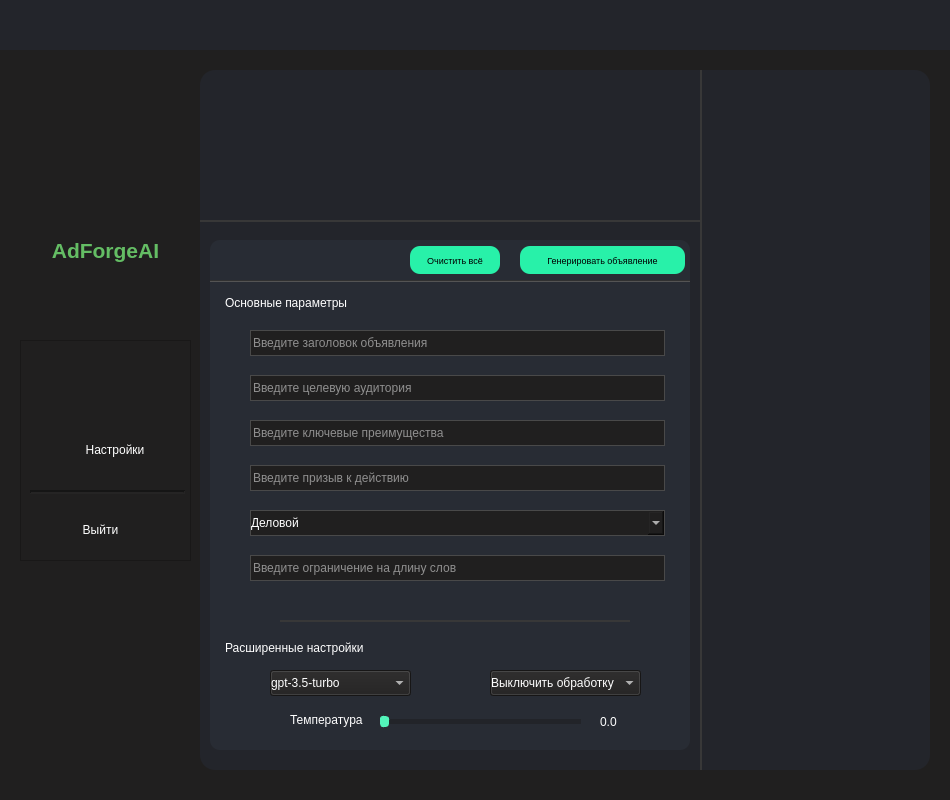
This is AdForgeUI/UI/1.ui in Madic228/AdForgeAI as Qt 5 draws it before an edit. The edited form follows.
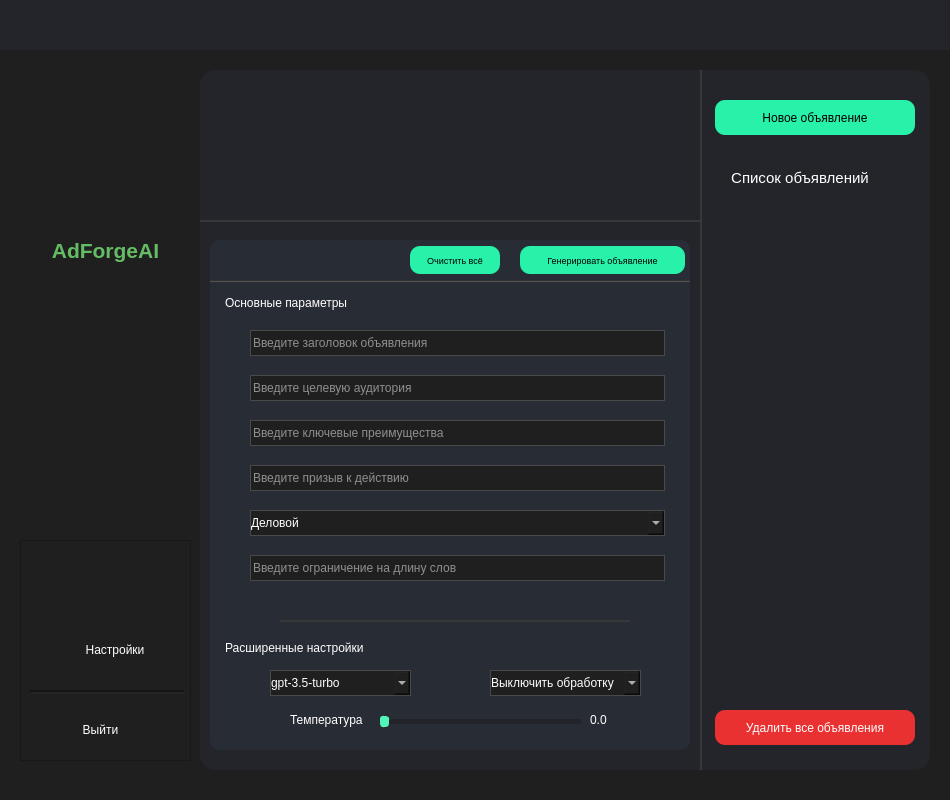
This is the edited form. Icons and pictures are not drawn.

Commit message: исправление отображения картинок. слайдер 0.7. эл комбобокс. правая часть окна. кнопка очистить все

The edit to the form file:
```diff
--- a/AdForgeUI/UI/1.ui
+++ b/AdForgeUI/UI/1.ui
@@ -50,20 +50,29 @@
 
 #settingBtn, #logoutBtn{
 border-style:solid;
+}
 
+ #generationListTxt{
+background-color: #23252B;
 }
 
 #optionsTxt, #advSetTxt, #tempTxt, #tempResTxt {
 background-color:#282C34;
 }
 
-#clearBtn, #generationBtn {
+#clearBtn, #generationBtn, #newGenerationBtn {
 background-color: #28F1A9;
 border-style: solid;
 border-radius: 10px;
 color: #000;
 }
 
+#deleteGenBtn{
+background-color: #E93131;
+border-style: solid;
+border-radius: 10px;
+}
+
 #droparrowBtn{
 border-style: solid;
 background-color: #23252B;
@@ -73,12 +82,17 @@
 background-color: #23252B;
 }
 
-#headlineEdit, #audienceEdit, #keyEdit, #actionEdit, #styleBox, #lengthEdit{
+#headlineEdit, #audienceEdit, #keyEdit, #actionEdit, #styleBox, #styleBox_2, #styleBox_3, #lengthEdit{
 border-style:solid;
 border-width:1px;
 border-color:#494949;
 }
 
+#infBtn, #infBtn_2, #infBtn_3{
+background-color:#282C34;
+border-style:solid;
+}
+
 </string>
   </property>
   <widget class="QWidget" name="Header" native="true">
@@ -209,7 +223,7 @@
     <property name="geometry">
      <rect>
       <x>20</x>
-      <y>290</y>
+      <y>490</y>
       <width>171</width>
       <height>221</height>
      </rect>
@@ -433,6 +447,66 @@
      <enum>QFrame::Raised</enum>
     </property>
    </widget>
+   <widget class="QPushButton" name="newGenerationBtn">
+    <property name="geometry">
+     <rect>
+      <x>515</x>
+      <y>30</y>
+      <width>200</width>
+      <height>35</height>
+     </rect>
+    </property>
+    <property name="font">
+     <font>
+      <pointsize>9</pointsize>
+     </font>
+    </property>
+    <property name="text">
+     <string>Новое объявление</string>
+    </property>
+   </widget>
+   <widget class="QLabel" name="generationListTxt">
+    <property name="geometry">
+     <rect>
+      <x>515</x>
+      <y>100</y>
+      <width>170</width>
+      <height>16</height>
+     </rect>
+    </property>
+    <property name="font">
+     <font>
+      <pointsize>11</pointsize>
+     </font>
+    </property>
+    <property name="text">
+     <string>Список объявлений</string>
+    </property>
+    <property name="scaledContents">
+     <bool>true</bool>
+    </property>
+    <property name="alignment">
+     <set>Qt::AlignCenter</set>
+    </property>
+   </widget>
+   <widget class="QPushButton" name="deleteGenBtn">
+    <property name="geometry">
+     <rect>
+      <x>515</x>
+      <y>640</y>
+      <width>200</width>
+      <height>35</height>
+     </rect>
+    </property>
+    <property name="font">
+     <font>
+      <pointsize>9</pointsize>
+     </font>
+    </property>
+    <property name="text">
+     <string>Удалить все объявления</string>
+    </property>
+   </widget>
   </widget>
   <widget class="QWidget" name="InputDialog" native="true">
    <property name="geometry">
@@ -846,8 +920,8 @@
    <widget class="QLabel" name="tempResTxt">
     <property name="geometry">
      <rect>
-      <x>390</x>
-      <y>474</y>
+      <x>380</x>
+      <y>472</y>
       <width>21</width>
       <height>16</height>
      </rect>
```
Left out of the diff: 194 changed lines with no effect on the pictures. The commit also changes 2 other files.
